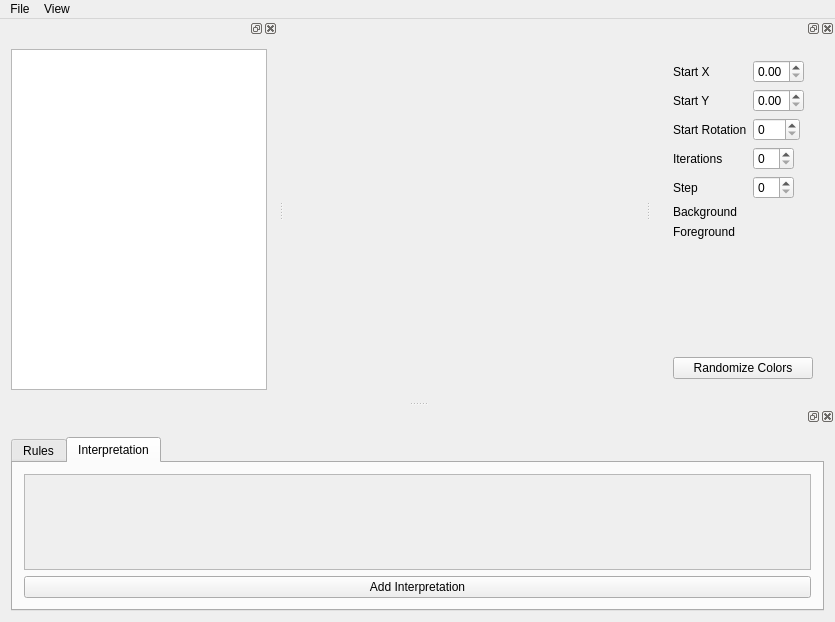
Qt form mainwindow.ui (osmehlik/l-systems-vis) before a commit.
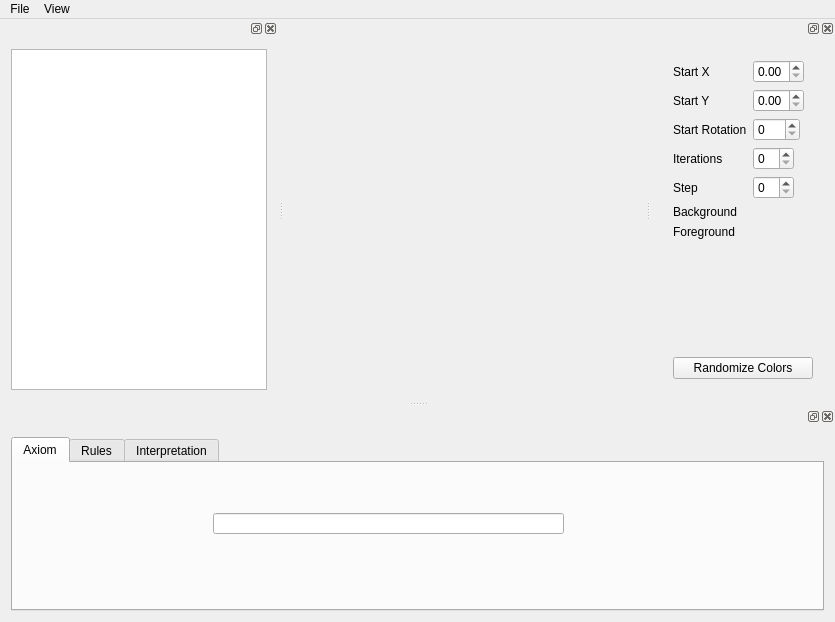
The same form after that commit. Custom widgets are drawn as their Qt base class.

Commit message: Axiom loading & editing works (#1).

```diff
--- a/mainwindow.ui
+++ b/mainwindow.ui
@@ -96,8 +96,23 @@
      <item>
       <widget class="QTabWidget" name="tabWidget">
        <property name="currentIndex">
-        <number>1</number>
+        <number>0</number>
        </property>
+       <widget class="QWidget" name="tabAxiom">
+        <attribute name="title">
+         <string>Axiom</string>
+        </attribute>
+        <widget class="QLineEdit" name="axiomLineEdit">
+         <property name="geometry">
+          <rect>
+           <x>200</x>
+           <y>50</y>
+           <width>351</width>
+           <height>21</height>
+          </rect>
+         </property>
+        </widget>
+       </widget>
        <widget class="QWidget" name="tabRules">
         <attribute name="title">
          <string>Rules</string>
```
The commit also changes 2 other files.
